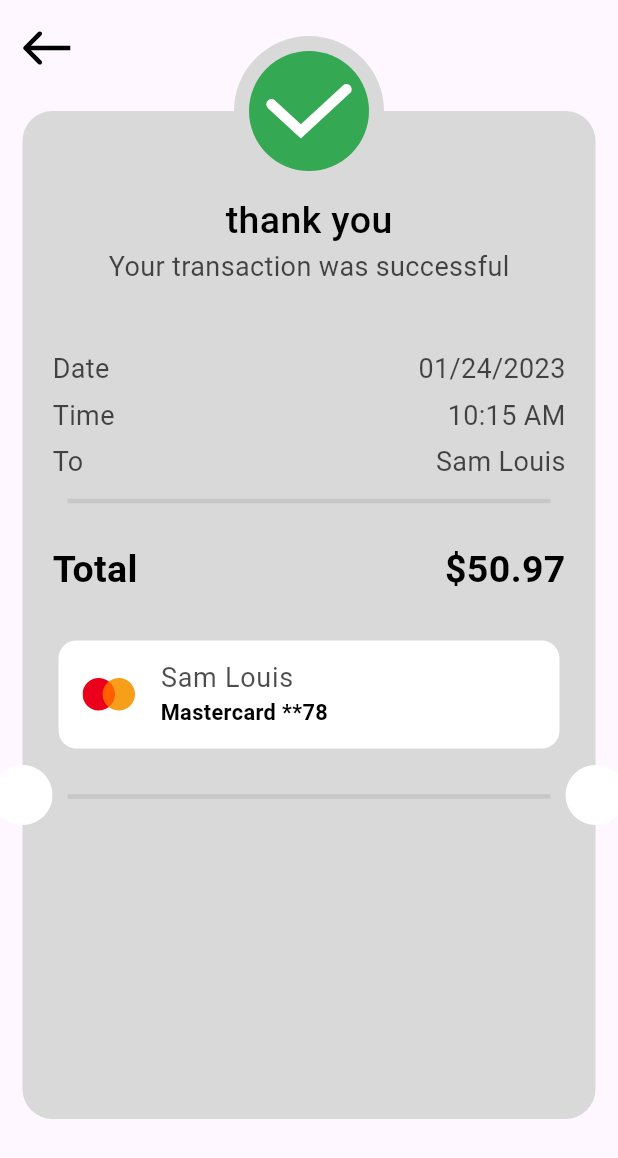
After one commit to Ibrahim-404/checkout_payment, a Flutter app: the PaymentDetails screen opened directly, after a tap on "pay", on a phone screen of 412 x 824 dp. The commit adds this screen. Shown: the top 1158 px of the screen. Run offline on Flutter 3.47's test engine with Material 3 defaults, Android fonts, the phone set to English and light mode, and no system bars; our stand-ins replace flutter_credit_card, flutter_svg.

Commit message:
complete thank you  screen

```diff
--- a/lib/core/utils/colorsInApp.dart
+++ b/lib/core/utils/colorsInApp.dart
@@ -1,5 +1,4 @@
 import 'package:flutter/cupertino.dart';
-
 class AppColor{
   static const Color black100 = Color(0xFF000000);
   static const Color black70 = Color(0xB3000000);
@@ -8,5 +7,5 @@ class AppColor{
   static const Color blueDark = Color(0xFF003087);
   static const Color blueLight = Color(0xFF009CDE);
   static const Color gray = Color(0xFFC7C7C7);
-
+  static const Color gray_light_thank_you = Color(0xFFD9D9D9);
 }
--- a/lib/feature/mycard/view/persentation/screens/Payment Details.dart
+++ b/lib/feature/mycard/view/persentation/screens/Payment Details.dart
@@ -1,4 +1,5 @@
 import 'package:checkout_payment/feature/mycard/view/persentation/screens/components/CustomAppBar.dart';
+import 'package:checkout_payment/feature/mycard/view/persentation/screens/thank_you_screen_payment_details.dart';
 import 'package:flutter/material.dart';
 import 'components/CustomElevateButton.dart';
 import 'components/PaymentCardSummary.dart';
@@ -6,10 +7,8 @@ import 'components/generateCategoryOfPaymentMethod.dart';
 
 class PaymentDetails extends StatelessWidget {
   PaymentDetails({super.key});
-
   GlobalKey<FormState> formKey = GlobalKey();
   AutovalidateMode autovalidateMode = AutovalidateMode.disabled;
-
   @override
   Widget build(BuildContext context) {
     return Scaffold(
@@ -36,6 +35,7 @@ class PaymentDetails extends StatelessWidget {
                   click: () {
                     if (formKey.currentState!.validate()) {
                       formKey.currentState!.save();
+                      Navigator.push(context, MaterialPageRoute(builder: (context) => ThankYouScreenPaymentDetails()));
                     } else {
                       autovalidateMode = AutovalidateMode.always;
                     }
--- /dev/null
+++ b/lib/feature/mycard/view/persentation/screens/components/CardInfoTile.dart
@@ -0,0 +1,21 @@
+import 'package:flutter/material.dart';
+import 'package:flutter_svg/svg.dart';
+
+import '../../../../../../core/utils/appStyles.dart';
+
+class CardInfoTile extends StatelessWidget {
+  const CardInfoTile({super.key});
+
+  @override
+  Widget build(BuildContext context) {
+    return Card(
+      elevation: 0,
+      color: Colors.white,
+      child: ListTile(
+        leading: SvgPicture.asset("assets/pictures/logo.svg"),
+        title: Text("Sam Louis", style: AppStyle.regular18),
+        subtitle: Text("Mastercard **78", style: AppStyle.semiBold14),
+      ),
+    );
+  }
+}
--- a/lib/feature/mycard/view/persentation/screens/components/CustomAppBar.dart
+++ b/lib/feature/mycard/view/persentation/screens/components/CustomAppBar.dart
@@ -1,19 +1,30 @@
 import 'package:flutter/material.dart';
 import 'package:flutter_svg/svg.dart';
 import '../../../../../../core/utils/appStyles.dart';
+
 class CustomAppBar extends StatelessWidget implements PreferredSizeWidget {
-  const CustomAppBar({
-    super.key,
-  });
+  final void Function()? ontap;
+  const CustomAppBar({super.key, this.ontap});
+
   @override
   Widget build(BuildContext context) {
     return AppBar(
-        backgroundColor: Colors.transparent,
-        elevation: 0,
-        title: const Text("My Card", style: AppStyle.medium25),
-        centerTitle: true,
-        leading:Navigator.canPop(context)?Center(child: SvgPicture.asset("assets/pictures/Arrow200.svg")):null);
+      backgroundColor: Colors.transparent,
+      elevation: 0,
+      title: const Text("My Card", style: AppStyle.medium25),
+      centerTitle: true,
+      leading:
+          Navigator.canPop(context)
+              ? Center(
+                child: GestureDetector(
+                  child: SvgPicture.asset("assets/pictures/Arrow200.svg"),
+                  onTap:ontap ,
+                ),
+              )
+              : null,
+    );
   }
 
   @override
-  Size get preferredSize => const Size.fromHeight(kToolbarHeight);}
+  Size get preferredSize => const Size.fromHeight(kToolbarHeight);
+}
--- /dev/null
+++ b/lib/feature/mycard/view/persentation/screens/components/ThankYouShape.dart
@@ -0,0 +1,18 @@
+import 'package:flutter/material.dart';
+
+import '../../../../../../core/utils/colorsInApp.dart';
+
+class ThankYouShape extends StatelessWidget {
+  const ThankYouShape({super.key});
+
+  @override
+  Widget build(BuildContext context) {
+    return Container(
+      height: 672,
+      decoration: BoxDecoration(
+        color: AppColor.gray_light_thank_you,
+        borderRadius: BorderRadius.all(Radius.circular(20)),
+      ),
+    );
+  }
+}
--- a/lib/feature/mycard/view/persentation/screens/components/customDivider.dart
+++ b/lib/feature/mycard/view/persentation/screens/components/customDivider.dart
@@ -3,15 +3,16 @@ import 'package:flutter/material.dart';
 import '../../../../../../core/utils/colorsInApp.dart';
 
 class CustomDivider extends StatelessWidget {
-  const CustomDivider({super.key});
+ final double indent,endIndent;
+  const CustomDivider({super.key, required this.indent, required this.endIndent});
 
   @override
   Widget build(BuildContext context) {
     return Divider(
       thickness: 3,
       color: AppColor.gray,
-      indent: 45,
-      endIndent: 45,
+      indent: indent,
+      endIndent: endIndent,
     );
   }
 }
--- /dev/null
+++ b/lib/feature/mycard/view/persentation/screens/components/sideShape.dart
@@ -0,0 +1,19 @@
+import 'package:flutter/material.dart';
+
+class sideShape extends StatelessWidget {
+  final bool whichSide;
+  const sideShape({
+    super.key, required this.whichSide,
+  });
+
+  @override
+  Widget build(BuildContext context) {
+    return Positioned(
+        top: 436,
+        left:whichSide? -20 : null,
+        right:whichSide==false? -20 : null,
+        child:CircleAvatar(
+          backgroundColor: Colors.white,
+        ));
+  }
+}
--- /dev/null
+++ b/lib/feature/mycard/view/persentation/screens/components/successfulTransactionShape.dart
@@ -0,0 +1,26 @@
+import 'package:flutter/material.dart';
+import 'package:flutter_svg/svg.dart';
+
+import '../../../../../../core/utils/colorsInApp.dart';
+
+class successfulTransactionShape extends StatelessWidget {
+  const successfulTransactionShape({super.key});
+
+  @override
+  Widget build(BuildContext context) {
+    return Positioned(
+      top: -50,
+      right: 0,
+      left: 0,
+      child: CircleAvatar(
+        backgroundColor: AppColor.gray_light_thank_you,
+        radius: 50,
+        child: CircleAvatar(
+          radius: 40,
+          backgroundColor: AppColor.green,
+          child: SvgPicture.asset("assets/pictures/successfulTransaction.svg"),
+        ),
+      ),
+    );
+  }
+}
--- /dev/null
+++ b/lib/feature/mycard/view/persentation/screens/components/thankYouContent.dart
@@ -0,0 +1,39 @@
+import 'package:flutter/material.dart';
+
+import '../../../../../../core/utils/appStyles.dart';
+import 'CardInfoTile.dart';
+import 'Pricing.dart';
+import 'customDivider.dart';
+
+class thankYouContent extends StatelessWidget {
+  const thankYouContent({super.key});
+
+  @override
+  Widget build(BuildContext context) {
+    return Positioned(
+      top: 55,
+      left: 0,
+      right: 0,
+      child: Padding(
+        padding: const EdgeInsets.symmetric(horizontal: 20),
+        child: Column(
+          children: [
+            Text("thank you", style: AppStyle.medium25),
+            Text("Your transaction was successful", style: AppStyle.regular18),
+            SizedBox(height: 42),
+            Pricing(title: "Date", value: "01/24/2023"),
+            Pricing(title: "Time", value: "10:15 AM"),
+            Pricing(title: "To", value: "Sam Louis"),
+            CustomDivider(endIndent: 10, indent: 10),
+            SizedBox(height: 20),
+            Pricing(title: "Total", value: "\$50.97"),
+            SizedBox(height: 20),
+            CardInfoTile(),
+            SizedBox(height: 20),
+            CustomDivider(endIndent: 10, indent: 10),
+          ],
+        ),
+      ),
+    );
+  }
+}
--- a/lib/feature/mycard/view/persentation/screens/my_card.dart
+++ b/lib/feature/mycard/view/persentation/screens/my_card.dart
@@ -24,7 +24,7 @@ class MyCard extends StatelessWidget {
               Pricing(title: "Discount", value: "\$0"),
               Pricing(title: "Shipping", value: "\$8"),
               SizedBox(height: 12),
-              CustomDivider(),
+              CustomDivider(indent: 35,endIndent: 35,),
               Pricing(title: "Total", value: "\$20.97"),
               CustomElevateButton(
                 buttonName: "Complete Payment",
--- /dev/null
+++ b/lib/feature/mycard/view/persentation/screens/thank_you_screen_payment_details.dart
@@ -0,0 +1,44 @@
+import 'package:flutter/material.dart';
+import 'package:flutter_svg/flutter_svg.dart';
+import 'components/ThankYouShape.dart';
+import 'components/sideShape.dart';
+import 'components/successfulTransactionShape.dart';
+import 'components/thankYouContent.dart';
+
+class ThankYouScreenPaymentDetails extends StatelessWidget {
+  const ThankYouScreenPaymentDetails({super.key});
+
+  @override
+  Widget build(BuildContext context) {
+    return Scaffold(
+      body: SafeArea(
+        child: Padding(
+          padding: const EdgeInsets.symmetric(horizontal: 15, vertical: 20),
+          child: Column(
+            children: [
+              Align(
+                alignment: Alignment.centerLeft,
+                child: GestureDetector(
+                  child: SvgPicture.asset("assets/pictures/Arrow200.svg"),
+                  onTap: () => Navigator.pop(context),
+                ),
+              ),
+              SizedBox(height: 30),
+
+              Stack(
+                clipBehavior: Clip.none,
+                children: [
+                  ThankYouShape(),
+                  sideShape(whichSide: true),
+                  sideShape(whichSide: false),
+                  successfulTransactionShape(),
+                  thankYouContent(),
+                ],
+              ),
+            ],
+          ),
+        ),
+      ),
+    );
+  }
+}
```
Also changed, not shown: assets/pictures/Vector 11.png (deleted), assets/pictures/logo.svg (added), assets/pictures/successfulTransaction.svg (added).
